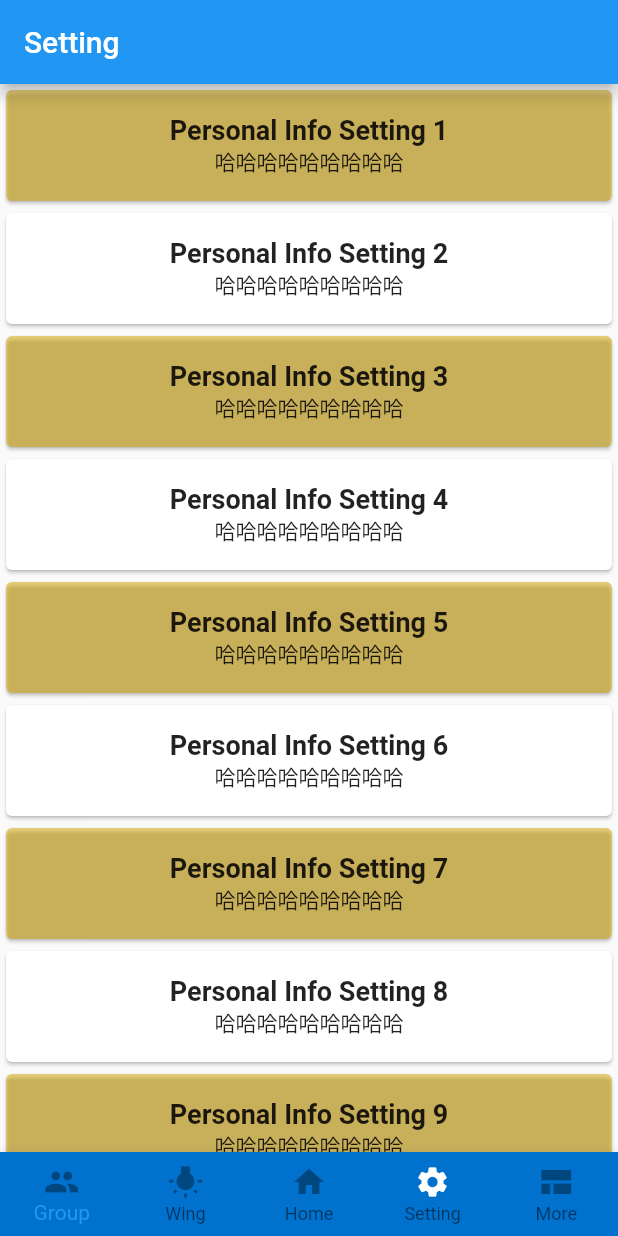
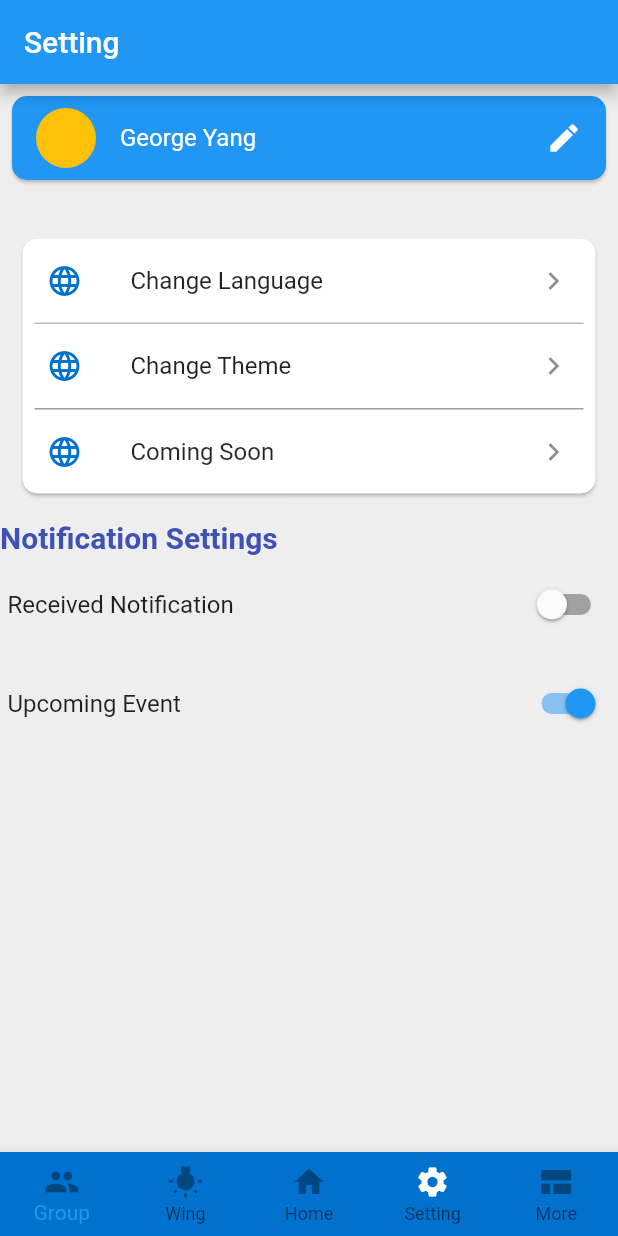
Before and after one commit to GeorgeYZJ/StCatApp_prototype, a Flutter app: the screen it shows after launch, swiped to page 4, on a phone screen of 412 x 824 dp. Run offline on Flutter 3.47's test engine with Material 2 defaults, Android fonts, the phone set to English and light mode, and no system bars.

Commit message:
settings

```diff
--- a/lib/index.dart
+++ b/lib/index.dart
@@ -25,15 +25,15 @@ class _IndexPageState extends State<IndexPage> {
                 children: [
                   Text(
                     'Home Notification ${index + 1}',
-                      style:
-                          TextStyle(fontSize: 18, fontWeight: FontWeight.bold),
+                    style: TextStyle(fontSize: 18, fontWeight: FontWeight.bold),
                   ),
                   Text('哈哈哈哈哈哈哈哈哈'),
                 ],
               ),
             ),
           );
-          }),
+        },
+      ),
     );
   }
 }
--- a/lib/setting.dart
+++ b/lib/setting.dart
@@ -8,32 +8,135 @@ class SettingPage extends StatefulWidget {
 }
 
 class _SettingPageState extends State<SettingPage> {
+  bool _switch1 = false;
+  bool _switch2 = true;
   @override
   Widget build(BuildContext context) {
     return Scaffold(
-      appBar: AppBar(
-        title: Text('Setting'),
-      ),
-      body: ListView.builder(
-          itemCount: 100,
-          itemBuilder: (context, index) {
-            return Card(
-              color: index % 2 == 0 ? Color.fromRGBO(218, 170, 0, 0.5) : null,
-              child: Padding(
-                padding: const EdgeInsets.all(16.0),
+        backgroundColor: Colors.grey.shade200,
+        appBar: AppBar(
+          title: Text('Setting'),
+        ),
+        body: SingleChildScrollView(
+          child: Column(
+            crossAxisAlignment: CrossAxisAlignment.start,
+            children: [
+              Card(
+                shape: RoundedRectangleBorder(
+                  borderRadius: BorderRadius.circular(10),
+                ),
+                margin: const EdgeInsets.all(8),
+                color: Colors.blue,
+                child: ListTile(
+                  title: Text(
+                    'George Yang',
+                    style: TextStyle(color: Colors.white),
+                  ),
+                  leading: CircleAvatar(
+                    backgroundColor: Colors.amber,
+                  ),
+                  trailing: Icon(
+                    Icons.edit,
+                    color: Colors.white,
+                  ),
+                  onTap: () {
+                    //turn to other page
+                  },
+                ),
+              ),
+              const SizedBox(
+                height: 15,
+              ),
+              Card(
+                shape: RoundedRectangleBorder(
+                    borderRadius: BorderRadius.circular(10)),
+                margin: const EdgeInsets.fromLTRB(15, 16, 15, 8),
                 child: Column(
                   children: [
-                    Text(
-                      'Personal Info Setting ${index + 1}',
-                      style:
-                          TextStyle(fontSize: 18, fontWeight: FontWeight.bold),
+                    ListTile(
+                      title: Text('Change Language'),
+                      leading: Icon(
+                        Icons.language,
+                        color: Color.fromRGBO(0, 114, 206, 1),
+                      ),
+                      trailing: Icon(Icons.keyboard_arrow_right),
+                      onTap: () {
+                        //turn to other page
+                      },
                     ),
-                    Text('哈哈哈哈哈哈哈哈哈'),
+                    Container(
+                      margin: const EdgeInsets.symmetric(
+                        horizontal: 8,
+                      ),
+                      width: double.infinity,
+                      height: 1,
+                      color: Colors.grey.shade400,
+                    ),
+                    ListTile(
+                      title: Text('Change Theme'),
+                      leading: Icon(
+                        Icons.language,
+                        color: Color.fromRGBO(0, 114, 206, 1),
+                      ),
+                      trailing: Icon(Icons.keyboard_arrow_right),
+                      onTap: () {
+                        //turn to other page
+                      },
+                    ),
+                    Container(
+                      margin: const EdgeInsets.symmetric(
+                        horizontal: 8,
+                      ),
+                      width: double.infinity,
+                      height: 1,
+                      color: Colors.grey.shade500,
+                    ),
+                    ListTile(
+                      title: Text('Coming Soon'),
+                      leading: Icon(
+                        Icons.language,
+                        color: Color.fromRGBO(0, 114, 206, 1),
+                      ),
+                      trailing: Icon(Icons.keyboard_arrow_right),
+                      onTap: () {
+                        //turn to other page
+                      },
+                    ),
                   ],
                 ),
               ),
-            );
-          }),
-    );
+              const SizedBox(height: 10),
+              Text(
+                "Notification Settings",
+                style: TextStyle(
+                    fontSize: 20,
+                    fontWeight: FontWeight.bold,
+                    color: Colors.indigo),
+              ),
+              SwitchListTile(
+                contentPadding: const EdgeInsets.all(5),
+                value: _switch1,
+                activeColor: Colors.blue,
+                onChanged: (bool val) {
+                  setState(() {
+                    _switch1 = val;
+                  });
+                },
+                title: Text("Received Notification"),
+              ),
+              SwitchListTile(
+                contentPadding: const EdgeInsets.all(5),
+                value: _switch2,
+                activeColor: Colors.blue,
+                onChanged: (bool val) {
+                  setState(() {
+                    _switch2 = val;
+                  });
+                },
+                title: Text("Upcoming Event"),
+              ),
+            ],
+          ),
+        ));
   }
 }
```
Lines whose indentation alone changed are shown as unchanged.
